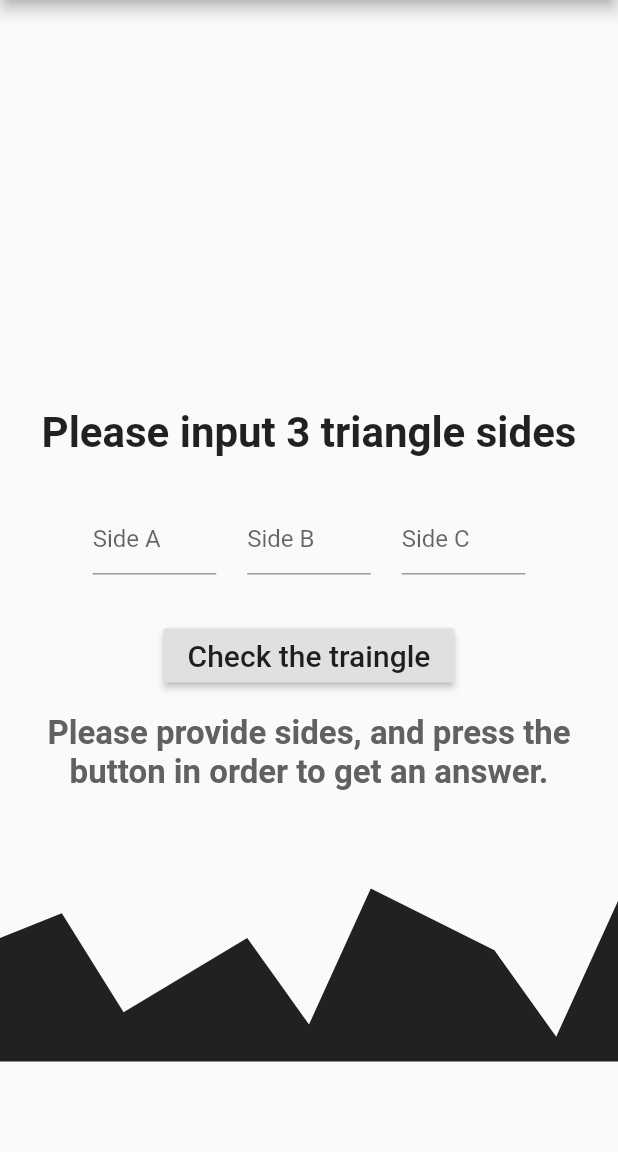
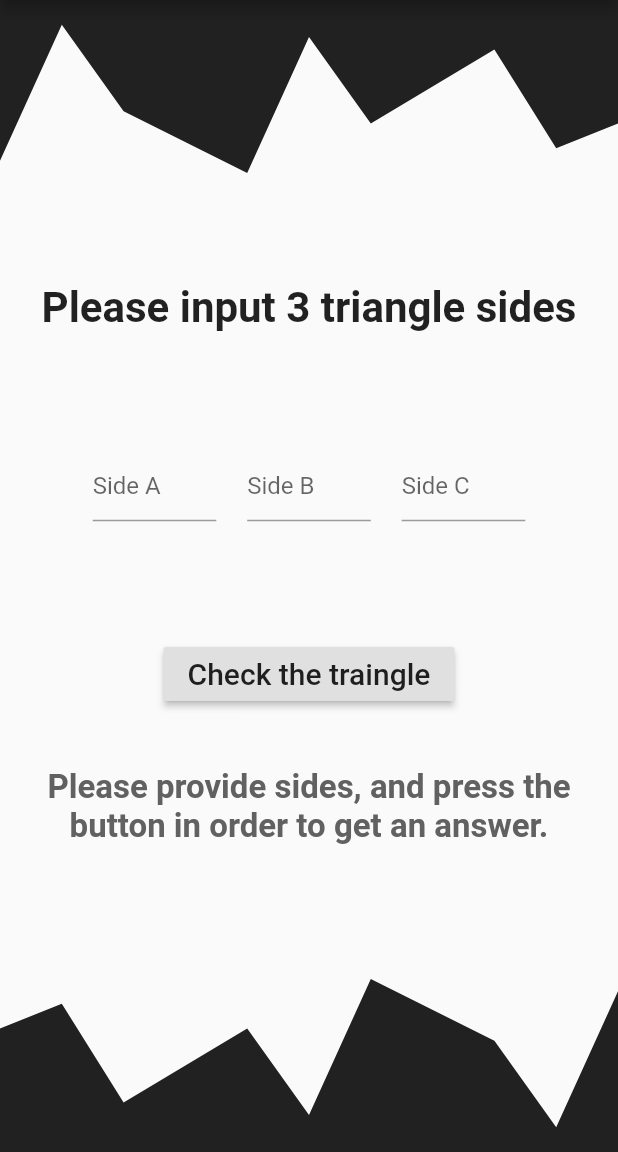
Before and after one commit to kyrczak/triangle-checker-dart, a Flutter app: the screen it shows after launch, on a phone screen of 412 x 824 dp, the part 84-1236 px from its top. Run offline on Flutter 3.47's test engine with Material 2 defaults, Android fonts, the phone set to English and light mode, and no system bars.

Commit message:
small bug fixes

```diff
--- a/triangle_checker/lib/home.dart
+++ b/triangle_checker/lib/home.dart
@@ -2,6 +2,7 @@ import 'package:flutter/material.dart';
 import 'package:triangle_checker/painters.dart';
 import 'functions.dart';
 
+import 'dart:math' as math;
 //By Patryk Korczak 2020
 
 class Home extends StatefulWidget {
@@ -38,14 +39,20 @@ class _HomeState extends State<Home> {
           ),
           centerTitle: true,
           backgroundColor: Colors.black),
-      body: SingleChildScrollView(
-        child: Center(
-          child: Column(
+      body: Column(
+        mainAxisAlignment: MainAxisAlignment.spaceBetween,
         crossAxisAlignment: CrossAxisAlignment.center,
         children: <Widget>[
-              SizedBox(
+          Flexible(
+            child: Transform.rotate(
+              angle: math.pi,
               child: Container(
-                  height: MediaQuery.of(context).size.height * 0.33,
+                height: MediaQuery.of(context).size.height * 0.20,
+                width: MediaQuery.of(context).size.width,
+                child: CustomPaint(
+                  painter: TriangleDownPaint(),
+                ),
+              ),
             ),
           ),
           Text(
@@ -146,16 +153,16 @@ class _HomeState extends State<Home> {
               ),
             ),
           ),
-              Container(
-                height: MediaQuery.of(context).size.height * 0.2,
+          Flexible(
+            child: Container(
+              height: MediaQuery.of(context).size.height * 0.20,
               width: MediaQuery.of(context).size.width,
               child: CustomPaint(
                 painter: TriangleDownPaint(),
               ),
             ),
+          ),
         ],
-          ),
-        ),
       ),
     );
   }
--- a/triangle_checker/lib/main.dart
+++ b/triangle_checker/lib/main.dart
@@ -9,6 +9,7 @@ class MyApp extends StatelessWidget {
   Widget build(BuildContext context) {
     return MaterialApp(
       title: 'Flutter Demo',
+      debugShowCheckedModeBanner: false,
       theme: ThemeData(
         primarySwatch: Colors.grey,
         accentColor: Colors.grey,
```
Lines whose indentation alone changed are shown as unchanged.
